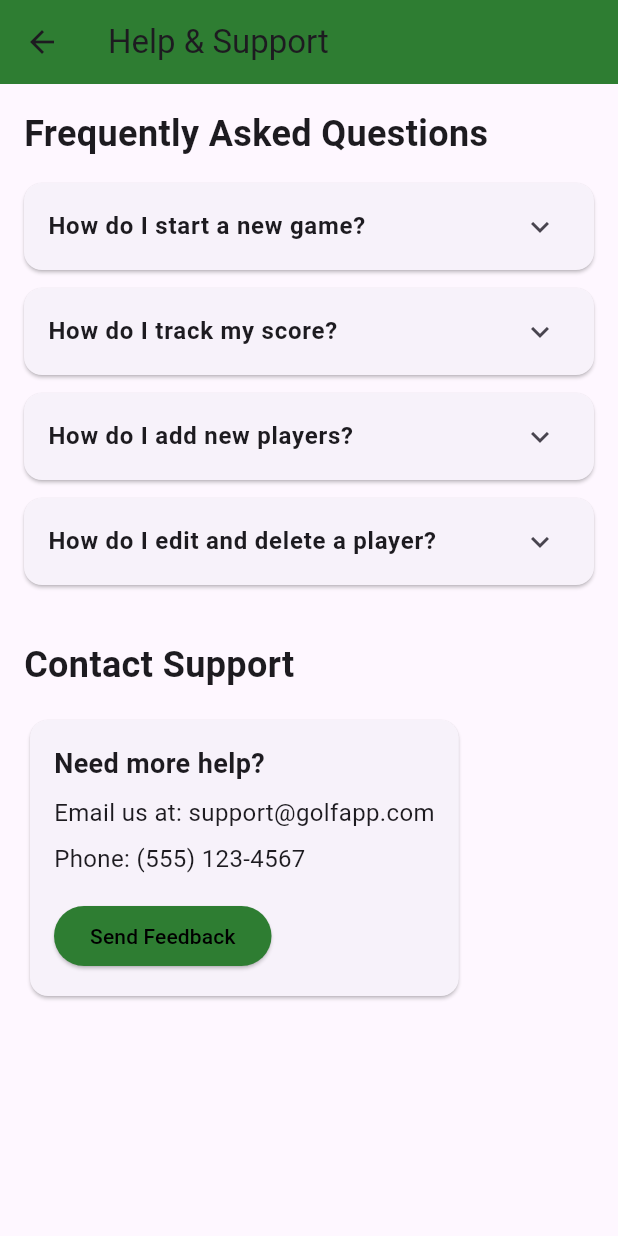
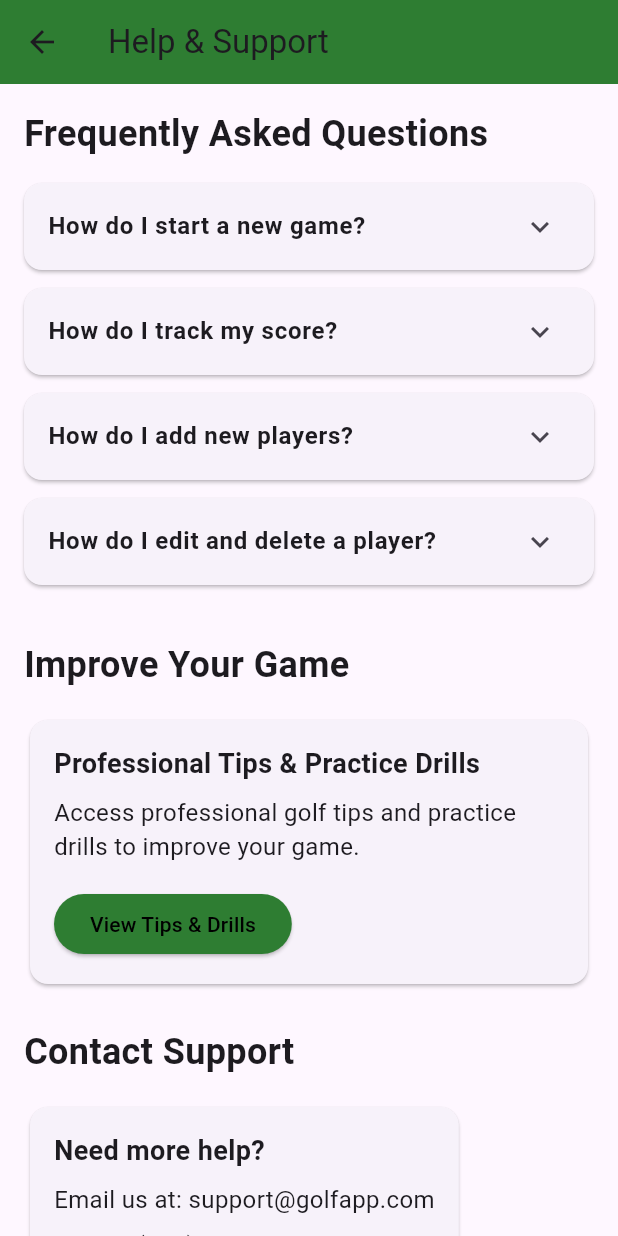
Before and after one commit to josephaycock/golf_app, a Flutter app: the HelpScreen screen opened directly, on a phone screen of 412 x 824 dp. Run offline on Flutter 3.47's test engine with Material 3 defaults, Android fonts, the phone set to English and light mode, and no system bars; our stand-ins replace cloud_firestore, firebase_auth, firebase_core, flutter_map, geolocator, latlong2 and 1 more; accounts and stored records are empty.

Commit message:
tips and drills

```diff
--- a/lib/frontend/screens/help.dart
+++ b/lib/frontend/screens/help.dart
@@ -1,4 +1,5 @@
 import 'package:flutter/material.dart';
+import 'tips_and_drills.dart';
 
 class HelpScreen extends StatelessWidget {
   const HelpScreen({super.key});
@@ -89,6 +90,53 @@ class HelpScreen extends StatelessWidget {
             ),
             const SizedBox(height: 24),
             const Text(
+              'Improve Your Game',
+              style: TextStyle(
+                fontSize: 24,
+                fontWeight: FontWeight.bold,
+              ),
+            ),
+            const SizedBox(height: 16),
+            Card(
+              child: Padding(
+                padding: const EdgeInsets.all(16.0),
+                child: Column(
+                  crossAxisAlignment: CrossAxisAlignment.start,
+                  children: [
+                    const Text(
+                      'Professional Tips & Practice Drills',
+                      style: TextStyle(
+                        fontSize: 18,
+                        fontWeight: FontWeight.bold,
+                      ),
+                    ),
+                    const SizedBox(height: 8),
+                    const Text(
+                      'Access professional golf tips and practice drills to improve your game.',
+                      style: TextStyle(fontSize: 16),
+                    ),
+                    const SizedBox(height: 16),
+                    ElevatedButton(
+                      onPressed: () {
+                        Navigator.push(
+                          context,
+                          MaterialPageRoute(
+                            builder: (context) => const TipsAndDrillsScreen(),
+                          ),
+                        );
+                      },
+                      style: ElevatedButton.styleFrom(
+                        backgroundColor: Colors.green[800],
+                        foregroundColor: Colors.black,
+                      ),
+                      child: const Text('View Tips & Drills'),
+                    ),
+                  ],
+                ),
+              ),
+            ),
+            const SizedBox(height: 24),
+            const Text(
               'Contact Support',
               style: TextStyle(
                 fontSize: 24,
```
Also changed, not shown: lib/backend/models/tips_and_drills.dart (added, +70 -0 lines), lib/frontend/screens/tips_and_drills.dart (added, +132 -0 lines).
